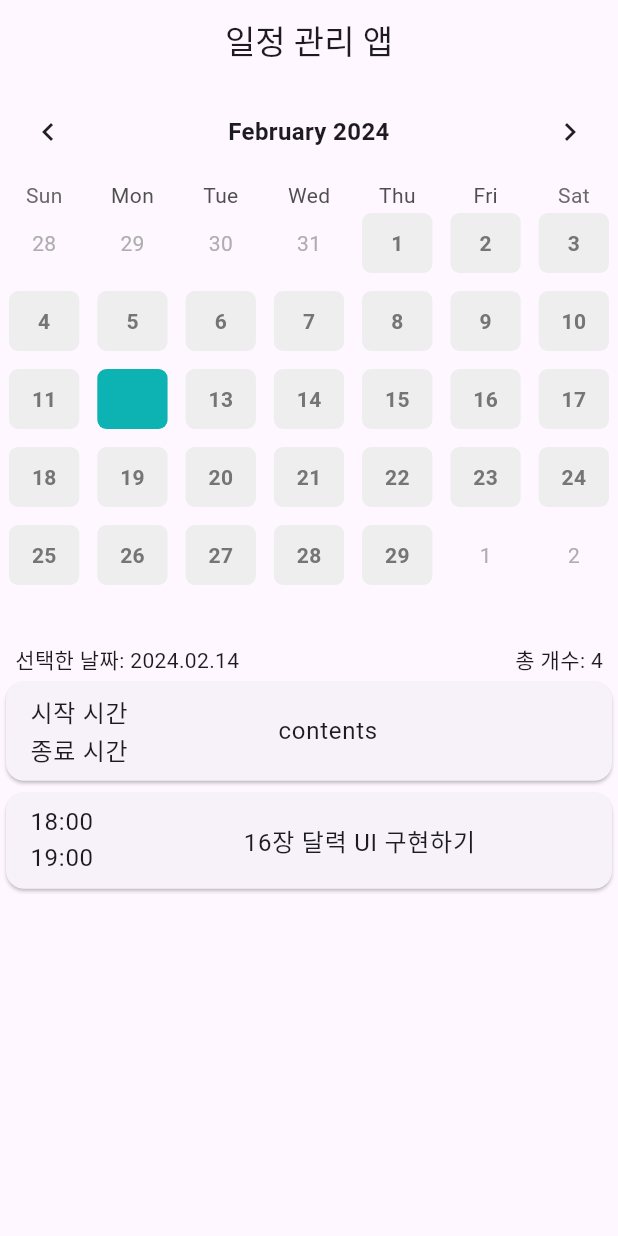
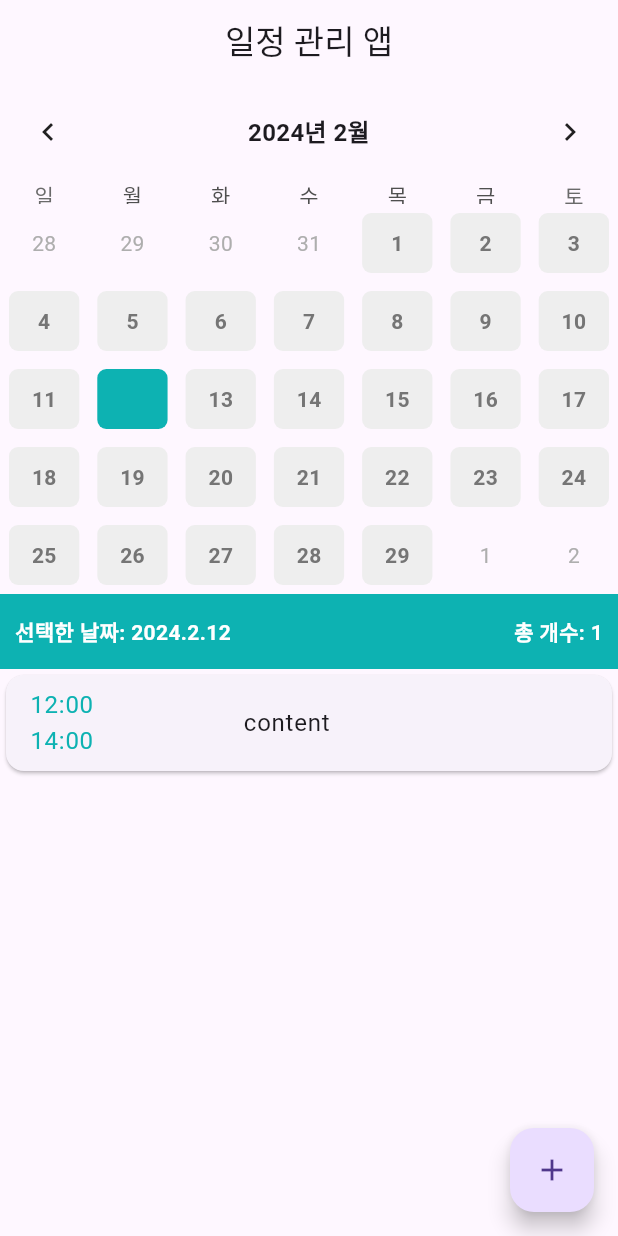
Before and after one commit to MinJaehyun/code_factory, a Flutter app: the screen it shows after launch, on a phone screen of 412 x 824 dp. Run offline on Flutter 3.47's test engine with Material 3 defaults, Android fonts, the phone set to English and light mode, and no system bars; drawn by our look-alikes of table_calendar.

Commit message:
UI 구현

```diff
--- a/my_table_calendar/lib/component/main_calendar.dart
+++ b/my_table_calendar/lib/component/main_calendar.dart
@@ -13,6 +13,7 @@ class MainCalendar extends StatelessWidget {
   @override
   Widget build(BuildContext context) {
     return TableCalendar(
+      locale: 'ko_kr',
       firstDay: DateTime.utc(2010, 10, 16),
       lastDay: DateTime.utc(2030, 3, 14),
       focusedDay: focusedDay,
--- /dev/null
+++ b/my_table_calendar/lib/component/schedule_card.dart
@@ -0,0 +1,40 @@
+import 'package:flutter/material.dart';
+import 'package:my_table_calendar/const/colors.dart';
+
+class ScheduleCard extends StatelessWidget {
+  // 시작 시간 start time, 종료 시간: timeout time, 내용: content
+  final int startTime;
+  final int endTime;
+  final String content;
+
+  const ScheduleCard({super.key, required this.startTime, required this.endTime, required this.content});
+
+  @override
+  Widget build(BuildContext context) {
+    return Expanded(
+      child: ListView(
+        children: [
+          Card(
+            child: ListTile(
+              title: IntrinsicHeight(
+                child: Row(
+                  children: [
+                    Column(
+                      crossAxisAlignment: CrossAxisAlignment.start,
+                      children: [
+                        Text('${startTime.toString().padLeft(2,'0')}:00', style: TextStyle(color: PRIMARY_COLOR)),
+                        Text('${endTime.toString().padLeft(2, '0')}:00', style: TextStyle(color: PRIMARY_COLOR)),
+                      ],
+                    ),
+                    SizedBox(width: 100),
+                    Expanded(child: Text(content))
+                  ],
+                ),
+              ),
+            ),
+          )
+        ],
+      ),
+    );
+  }
+}
--- /dev/null
+++ b/my_table_calendar/lib/component/today_banner.dart
@@ -0,0 +1,32 @@
+import 'package:flutter/material.dart';
+import 'package:my_table_calendar/const/colors.dart';
+
+class TodayBanner extends StatelessWidget {
+  final selectedDay;
+  final todoCount;
+
+  const TodayBanner({super.key, required this.selectedDay, required this.todoCount});
+
+  @override
+  Widget build(BuildContext context) {
+    final textStyle = TextStyle(
+      fontWeight: FontWeight.w600,
+      color: Colors.white,
+    );
+
+    return Container(
+      color: PRIMARY_COLOR,
+      height: 50,
+      child: Padding(
+        padding: const EdgeInsets.symmetric(horizontal: 10),
+        child: Row(
+          mainAxisAlignment: MainAxisAlignment.spaceBetween,
+          children: [
+            Text('선택한 날짜: ${selectedDay.year}.${selectedDay.month}.${selectedDay.day}', style: textStyle),
+            Text('총 개수: $todoCount', style: textStyle),
+          ],
+        ),
+      ),
+    );
+  }
+}
--- a/my_table_calendar/lib/screen/home_screen.dart
+++ b/my_table_calendar/lib/screen/home_screen.dart
@@ -1,5 +1,8 @@
 import 'package:flutter/material.dart';
 import 'package:my_table_calendar/component/main_calendar.dart';
+import 'package:my_table_calendar/component/schedule_bottom_sheet.dart';
+import 'package:my_table_calendar/component/schedule_card.dart';
+import 'package:my_table_calendar/component/today_banner.dart';
 
 class HomeScreen extends StatefulWidget {
   const HomeScreen({super.key});
@@ -9,8 +12,12 @@ class HomeScreen extends StatefulWidget {
 }
 
 class _HomeScreenState extends State<HomeScreen> {
-  DateTime? selectedDay;
+  DateTime selectedDay = DateTime.now();
   DateTime? focusedDay;
+  DateTime? startTime;
+  DateTime? endTime;
+  String? content;
+  int? todoCount;
 
   @override
   Widget build(BuildContext context) {
@@ -19,63 +26,33 @@ class _HomeScreenState extends State<HomeScreen> {
         appBar: AppBar(centerTitle: true, title: Text('일정 관리 앱')),
         body: Column(
           children: [
-            Expanded(
-              child: MainCalendar(
-                selectedDay: selectedDay ?? DateTime.now(),
-                focusedDay: focusedDay ?? DateTime.now(),
-                onDaySelected: onDaySelected,
-              ),
+            MainCalendar(
+              selectedDay: selectedDay,
+              focusedDay: focusedDay ?? DateTime.now(),
+              onDaySelected: onDaySelected,
             ),
-            Container(
-              child: Padding(
-                padding: const EdgeInsets.symmetric(horizontal: 10),
-                child: Row(
-                  mainAxisAlignment: MainAxisAlignment.spaceBetween,
-                  children: [Text('선택한 날짜: 2024.02.14'), Text('총 개수: 4')],
-                ),
-              ),
-            ),
-            Expanded(
-              child: ListView(
-                children: [
-                  Card(
-                    child: ListTile(
-                      title: Row(
-                        children: [
-                          Column(
-                            crossAxisAlignment: CrossAxisAlignment.start,
-                            children: [
-                              Text('시작 시간'),
-                              Text('종료 시간'),
-                            ],
-                          ),
-                          SizedBox(width: 100),
-                          Text('contents')
-                        ],
-                      ),
-                    ),
-                  ),
-                  Card(
-                    child: ListTile(
-                      title: Row(
-                        children: [
-                          Column(
-                            crossAxisAlignment: CrossAxisAlignment.start,
-                            children: [
-                              Text('18:00'),
-                              Text('19:00'),
-                            ],
-                          ),
-                          SizedBox(width: 100),
-                          Text('16장 달력 UI 구현하기')
-                        ],
-                      ),
-                    ),
-                  )
-                ],
-              ),
-            ),
+            // 날짜와 개수 내려주기
+            TodayBanner(selectedDay: selectedDay, todoCount: 1),
+
+            // 3개 녀려주기
+            // ScheduleCard(startTime:startTime, endTime:endTime, content: content),
+            ScheduleCard(startTime: 12, endTime: 14, content: 'content'),
           ],
+        ),
+        floatingActionButton: FloatingActionButton(
+          onPressed: () {
+            // note: showModalBottomSheet 생성 위치 주의!
+            showModalBottomSheet(
+              context: context,
+              isDismissible: true,
+              builder: (context) {
+                return ScheduleBottomSheet();
+              },
+              // note: sheet 화면에서 키보드 띄우면 화면 가려지는데, isScrollControlled 설정하면 해결됨.
+              isScrollControlled: true,
+            );
+          },
+          child: Icon(Icons.add),
         ),
       ),
     );
--- a/my_table_calendar/pubspec.yaml
+++ b/my_table_calendar/pubspec.yaml
@@ -31,6 +31,7 @@ dependencies:
   flutter:
     sdk: flutter
   table_calendar: ^3.1.0
+  intl: ^0.19.0
 
   # The following adds the Cupertino Icons font to your application.
   # Use with the CupertinoIcons class for iOS style icons.
```
Also changed, not shown: my_table_calendar/lib/component/custom_text_field.dart (added, +109 -0 lines), my_table_calendar/lib/component/schedule_bottom_sheet.dart (added, +20 -0 lines), my_table_calendar/lib/main.dart (+6 -1 lines), my_table_calendar/pubspec.lock.
